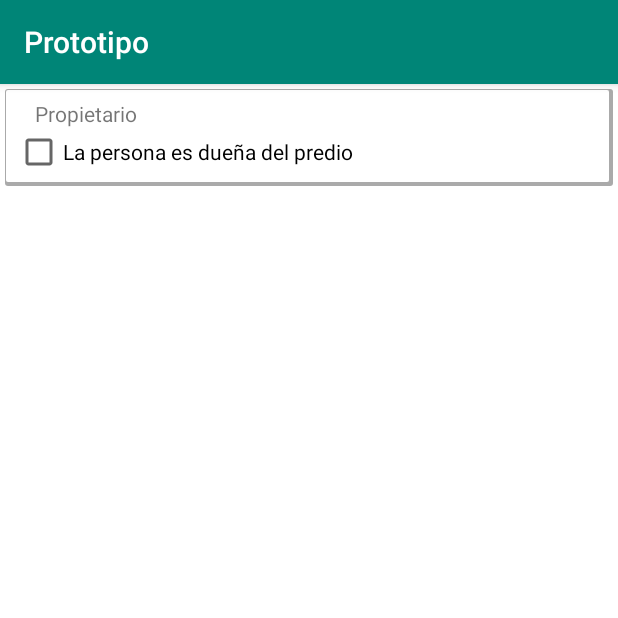
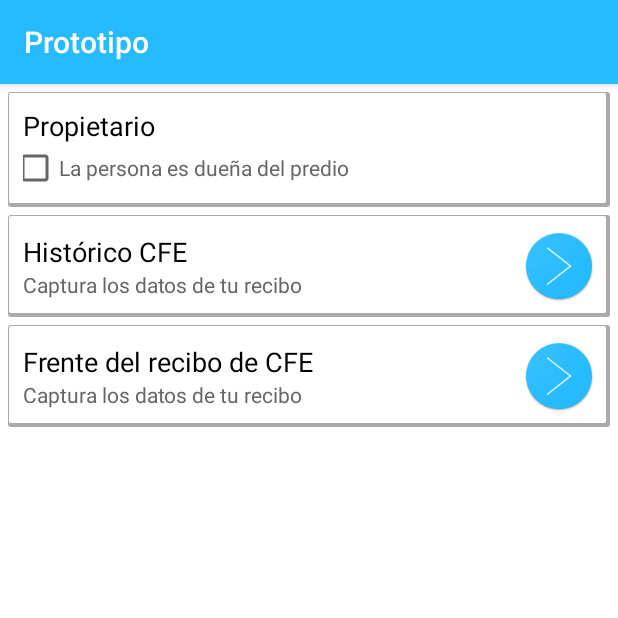
Before and after one commit to MauricioJuanes/bps1803, an Android app: the screen it shows after launch (MainActivity), on a phone screen of 412 x 824 dp, the top half of it. Run offline under Robolectric (Android 15) with nearby library versions, the phone set to English and light mode, and no system bars.

Commit message:
Interfaz gráfica completa

```diff
--- /dev/null
+++ b/app/src/main/res/drawable/round_button.xml
@@ -0,0 +1,10 @@
+<?xml version="1.0" encoding="utf-8"?>
+<shape xmlns:android="http://schemas.android.com/apk/res/android">
+
+    <corners android:radius="1000dp" />
+
+    <stroke
+        android:width="5dp"
+        android:color="@android:color/transparent" />
+
+</shape>
--- a/app/src/main/res/layout/activity_main.xml
+++ b/app/src/main/res/layout/activity_main.xml
@@ -9,29 +9,133 @@
     <LinearLayout
         android:layout_width="match_parent"
         android:layout_height="match_parent"
-        android:orientation="vertical"
-        android:background="@color/colorBakcground">
+        android:background="@color/colorBackground"
+        android:orientation="vertical">
 
         <LinearLayout
             android:layout_width="match_parent"
             android:layout_height="wrap_content"
-            android:layout_margin="5px"
+            android:layout_margin="5dp"
             android:background="@drawable/border_component"
             android:orientation="vertical"
-            android:padding="10px">
+            android:padding="10dp">
 
             <TextView
-                android:id="@+id/textView"
+                android:id="@+id/lbl_propietario"
                 android:layout_width="match_parent"
                 android:layout_height="wrap_content"
-                android:paddingLeft="20px"
-                android:text="@string/label_owner" />
+                android:text="@string/label_owner"
+                android:textSize="18dp"
+                android:textColor="@color/colorTitle" />
 
             <CheckBox
-                android:id="@+id/checkBox"
-                android:layout_width="match_parent"
+                android:id="@+id/chk_propietario"
+                android:layout_width="wrap_content"
                 android:layout_height="wrap_content"
-                android:text="@string/checkbox_label_owner" />
+                android:gravity="left|center"
+                android:hapticFeedbackEnabled="false"
+                android:text="@string/checkbox_label_owner"
+                android:textColor="@color/colorDescription"
+                android:translationX="-12px" />
+        </LinearLayout>
+
+        <LinearLayout
+            android:layout_width="match_parent"
+            android:layout_height="wrap_content"
+            android:layout_marginLeft="5dp"
+            android:layout_marginRight="5dp"
+            android:layout_marginBottom="5dp"
+            android:background="@drawable/border_component"
+            android:orientation="horizontal"
+            android:padding="10dp">
+
+            <RelativeLayout
+                android:layout_width="wrap_content"
+                android:layout_height="match_parent"
+                android:layout_gravity="center_vertical"
+                android:gravity="center_vertical">
+
+                <TextView
+                    android:id="@+id/lbl_historico_cfe"
+                    android:layout_width="wrap_content"
+                    android:layout_height="wrap_content"
+                    android:text="@string/label_historico_cfe"
+                    android:textColor="@color/colorTitle"
+                    android:textSize="18dp" />
+
+                <TextView
+                    android:id="@+id/lbl_historico_cfe_descripcion"
+                    android:layout_width="wrap_content"
+                    android:layout_height="wrap_content"
+                    android:layout_below="@id/lbl_historico_cfe"
+                    android:text="@string/label_frente_recibo_cfe_descripcion"
+                    android:textColor="@color/colorDescription" />
+            </RelativeLayout>
+            <RelativeLayout
+                android:layout_width="wrap_content"
+                android:layout_height="match_parent"
+                android:layout_gravity="center_vertical"
+                android:gravity="center_vertical">
+                <ImageButton
+                    android:id="@+id/btn_historico_cfe"
+                    android:layout_width="wrap_content"
+                    android:layout_height="wrap_content"
+                    android:layout_alignParentTop="true"
+                    android:layout_marginStart="0dp"
+                    android:layout_marginTop="0dp"
+                    android:layout_alignParentRight="true"
+                    android:background="@drawable/round_button"
+                    app:srcCompat="@mipmap/angle_right" />
+            </RelativeLayout>
+
+
+        </LinearLayout>
+        <LinearLayout
+            android:layout_width="match_parent"
+            android:layout_height="wrap_content"
+            android:layout_marginLeft="5dp"
+            android:layout_marginRight="5dp"
+            android:layout_marginBottom="5dp"
+            android:background="@drawable/border_component"
+            android:orientation="horizontal"
+            android:padding="10dp">
+
+            <RelativeLayout
+                android:layout_width="wrap_content"
+                android:layout_height="match_parent"
+                android:layout_gravity="center_vertical"
+                android:gravity="center_vertical">
+
+                <TextView
+                    android:id="@+id/lbl_frente_recibo_cfe"
+                    android:layout_width="wrap_content"
+                    android:layout_height="wrap_content"
+                    android:text="@string/label_frente_recibo_cfe"
+                    android:textSize="18dp"
+                    android:textColor="@color/colorTitle" />
+
+                <TextView
+                    android:id="@+id/lbl_frente_recibo_cfe_descripcion"
+                    android:layout_width="wrap_content"
+                    android:layout_height="wrap_content"
+                    android:layout_below="@id/lbl_frente_recibo_cfe"
+                    android:text="@string/label_frente_recibo_cfe_descripcion"
+                    android:textColor="@color/colorDescription" />
+            </RelativeLayout>
+            <RelativeLayout
+                android:layout_width="wrap_content"
+                android:layout_height="match_parent">
+                <ImageButton
+                    android:id="@+id/btn_frente_recibo_cfe"
+                    android:layout_width="wrap_content"
+                    android:layout_height="wrap_content"
+                    android:layout_alignParentTop="true"
+                    android:layout_marginStart="0dp"
+                    android:layout_marginTop="0dp"
+                    android:layout_alignParentRight="true"
+                    android:background="@drawable/round_button"
+                    app:srcCompat="@mipmap/angle_right" />
+            </RelativeLayout>
         </LinearLayout>
     </LinearLayout>
 </android.support.constraint.ConstraintLayout>
--- a/app/src/main/res/values/colors.xml
+++ b/app/src/main/res/values/colors.xml
@@ -1,7 +1,9 @@
 <?xml version="1.0" encoding="utf-8"?>
 <resources>
-    <color name="colorPrimary">#008577</color>
-    <color name="colorPrimaryDark">#00574B</color>
-    <color name="colorAccent">#d81b60</color>
-    <color name="colorBakcground">#ffffff</color>
+    <color name="colorPrimary">#26BBFF</color>
+    <color name="colorPrimaryDark">#26BBFF</color>
+    <color name="colorAccent">#26BBFF</color>
+    <color name="colorBackground">#ffffff</color>
+    <color name="colorTitle">#000000</color>
+    <color name="colorDescription">#666666</color>
 </resources>
--- a/app/src/main/res/values/strings.xml
+++ b/app/src/main/res/values/strings.xml
@@ -2,4 +2,8 @@
     <string name="app_name">Prototipo</string>
     <string name="checkbox_label_owner">La persona es dueña del predio</string>
     <string name="label_owner">Propietario</string>
+    <string name="label_historico_cfe">Histórico CFE</string>
+    <string name="label_historico_cfe_descripcion">Captura los datos de tu recibo</string>
+    <string name="label_frente_recibo_cfe">Frente del recibo de CFE</string>
+    <string name="label_frente_recibo_cfe_descripcion">Captura los datos de tu recibo</string>
 </resources>
```
Also changed, not shown: app/src/main/res/mipmap-hdpi/angle_right.png (added), app/src/main/res/mipmap-mdpi/angle_right.png (added), app/src/main/res/mipmap-xhdpi/angle_right.png (added), app/src/main/res/mipmap-xxhdpi/angle_right.png (added), app/src/main/res/mipmap-xxxhdpi/angle_right.png (added).
